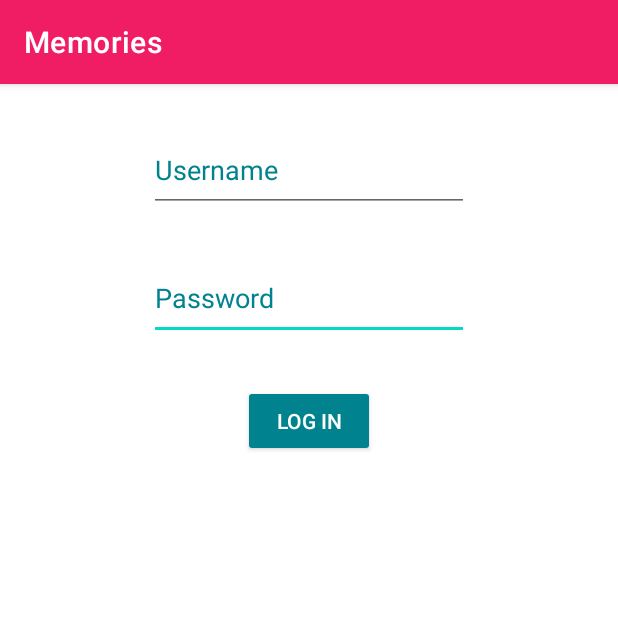
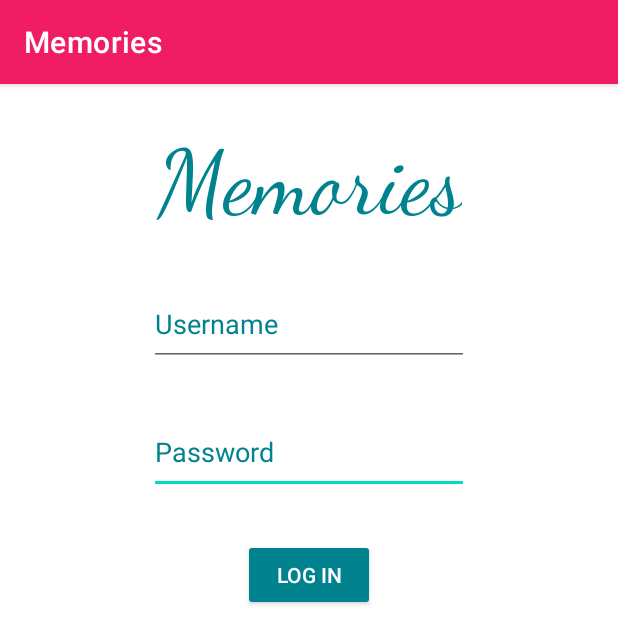
Before and after one commit to zaman543/Memories, an Android app: the screen it shows after launch (LoginActivity), on a phone screen of 412 x 824 dp. Shown: the top 644 px of the screen. Run offline under Robolectric (Android 15) with nearby library versions, the light colour scheme and no system bars; libraries missing offline, so code that uses them is left out: com.parse; 3 statements that could not run were skipped.

Commit message:
Getting code up to date with new library versions

```diff
--- a/app/src/main/res/layout/activity_login.xml
+++ b/app/src/main/res/layout/activity_login.xml
@@ -43,6 +43,7 @@
         android:id="@+id/etUsername"
         android:layout_width="wrap_content"
         android:layout_height="wrap_content"
+        android:layout_below="@+id/textView"
         android:layout_centerHorizontal="true"
         android:layout_marginStart="5dp"
         android:layout_marginTop="30dp"
@@ -56,4 +57,16 @@
         app:layout_constraintStart_toStartOf="parent"
         app:layout_constraintTop_toTopOf="parent" />
 
+    <TextView
+        android:id="@+id/textView"
+        android:layout_width="wrap_content"
+        android:layout_height="wrap_content"
+        android:layout_centerHorizontal="true"
+        android:layout_marginTop="30dp"
+        android:fontFamily="cursive"
+        android:text="@string/app_name"
+        android:textAlignment="center"
+        android:textColor="@color/text"
+        android:textSize="60sp" />
+
 </RelativeLayout>
--- a/app/src/main/res/layout/activity_main.xml
+++ b/app/src/main/res/layout/activity_main.xml
@@ -46,9 +46,9 @@
             android:layout_height="wrap_content"
             android:layout_gravity="center"
             android:layout_margin="10dp"
+            android:contentDescription="@string/taken_picture"
             tools:ignore="ImageContrastCheck"
-            tools:srcCompat="@tools:sample/avatars"
-            android:contentDescription="@string/taken_picture"/>
+            tools:srcCompat="@tools:sample/avatars" />
 
         <Button
             android:id="@+id/btnSubmit"
```
Also changed, not shown: app/src/main/java/com/instagramclone/memories/LoginActivity.java (+1 -7 lines), app/src/main/java/com/instagramclone/memories/MainActivity.java (+33 -43 lines), app/src/main/java/com/instagramclone/memories/models/Post.java (+8 -11 lines).
